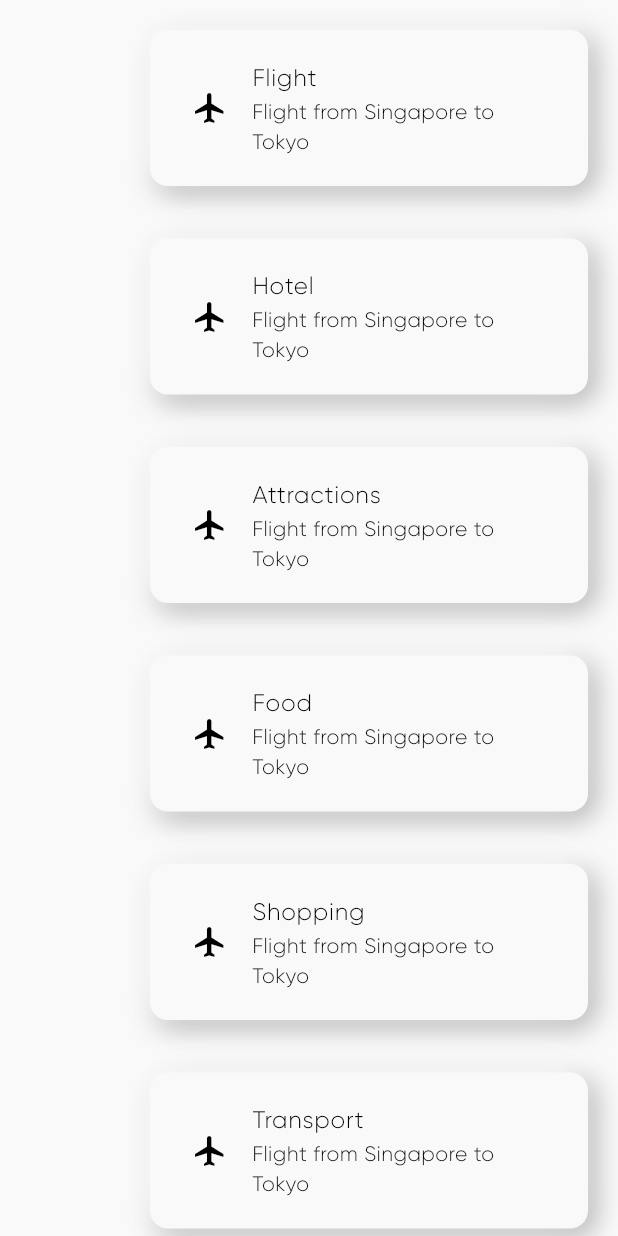
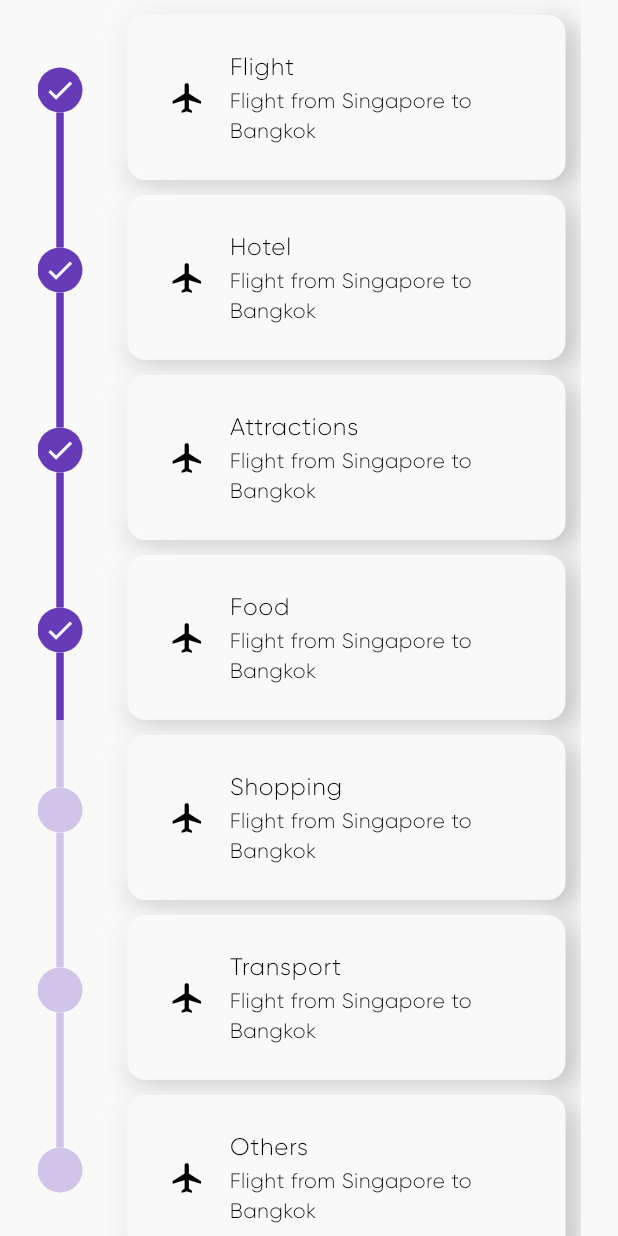
Before and after one commit to Mahesh1772/ItineraryApp, a Flutter app: the ItineraryPage screen opened directly, on a phone screen of 412 x 824 dp. Run offline on Flutter 3.47's test engine with Material 3 defaults, Android fonts, the phone set to English and light mode, and no system bars; drawn by our look-alikes of timeline_tile.

Commit message:
Timeline tile

```diff
--- a/itinerary_app/lib/pages/itenary_tiles.dart
+++ b/itinerary_app/lib/pages/itenary_tiles.dart
@@ -9,16 +9,17 @@ class ItineraryTile extends StatelessWidget {
   Widget build(BuildContext context) {
     return Padding(
       padding: const EdgeInsets.only(
-        left: 100.0,
-        right: 20,
-        top: 20,
-        bottom: 15,
+        left: 30.0,
+        right: 10,
+        top: 10,
       ),
       child: NeumorphicBox(
-        child: ListTile(
-          leading: Icon(Icons.flight),
-          title: Text(itinerary),
-          subtitle: Text('Flight from Singapore to Tokyo'),
+        child: Center(
+          child: ListTile(
+            leading: Icon(Icons.flight),
+            title: Text(itinerary),
+            subtitle: Text('Flight from Singapore to Bangkok'),
+          ),
         ),
       ),
     );
--- a/itinerary_app/lib/pages/itinerary_display_page.dart
+++ b/itinerary_app/lib/pages/itinerary_display_page.dart
@@ -1,16 +1,20 @@
 import 'package:flutter/material.dart';
 import 'package:itinerary_app/pages/itenary_tiles.dart';
+import 'package:itinerary_app/pages/timeline_tile.dart';
 
 class ItineraryPage extends StatefulWidget {
   ItineraryPage({super.key});
-  final List _itinerary = [
-    'Flight',
-    'Hotel',
-    'Attractions',
-    'Food',
-    'Shopping',
-    'Transport',
-    'Others'
+  final List<ItineraryItem> _itinerary = [
+    ItineraryItem(name: 'Flight', value1: true, value2: false, value3: true),
+    ItineraryItem(name: 'Hotel', value1: false, value2: false, value3: true),
+    ItineraryItem(
+        name: 'Attractions', value1: false, value2: false, value3: true),
+    ItineraryItem(name: 'Food', value1: false, value2: false, value3: true),
+    ItineraryItem(
+        name: 'Shopping', value1: false, value2: false, value3: false),
+    ItineraryItem(
+        name: 'Transport', value1: false, value2: false, value3: false),
+    ItineraryItem(name: 'Others', value1: false, value2: true, value3: false),
   ];
   @override
   State<ItineraryPage> createState() => _ItineraryPageState();
@@ -21,12 +25,36 @@ class _ItineraryPageState extends State<ItineraryPage> {
   Widget build(BuildContext context) {
     return Scaffold(
       backgroundColor: Theme.of(context).colorScheme.background,
-      body: ListView.builder(
-        itemCount: widget._itinerary.length,
-        itemBuilder: (context, index) {
-          return ItineraryTile(itinerary : widget._itinerary[index]);
-        },
+      body: Padding(
+        padding: EdgeInsets.symmetric(
+          horizontal: 25,
+        ),
+        child: ListView.builder(
+          itemCount: widget._itinerary.length,
+          itemBuilder: (context, index) {
+            return MyTimeLineTile(
+              isFirst: widget._itinerary[index].value1,
+              isLast: widget._itinerary[index].value2,
+              isPast: widget._itinerary[index].value3,
+              itinerary: widget._itinerary[index].name,
+            );
+          },
+        ),
       ),
     );
   }
 }
+
+class ItineraryItem {
+  final String name;
+  final bool value1;
+  final bool value2;
+  final bool value3;
+
+  ItineraryItem({
+    required this.name,
+    required this.value1,
+    required this.value2,
+    required this.value3,
+  });
+}
--- /dev/null
+++ b/itinerary_app/lib/pages/timeline_tile.dart
@@ -0,0 +1,41 @@
+import 'package:flutter/material.dart';
+import 'package:itinerary_app/pages/itenary_tiles.dart';
+import 'package:timeline_tile/timeline_tile.dart';
+
+class MyTimeLineTile extends StatelessWidget {
+  final bool isFirst;
+  final bool isLast;
+  final bool isPast;
+  final String itinerary;
+  const MyTimeLineTile({
+    super.key,
+    required this.isFirst,
+    required this.isLast,
+    required this.isPast,
+    required this.itinerary,
+  });
+
+  @override
+  Widget build(BuildContext context) {
+    return SizedBox(
+      height: 120,
+      child: TimelineTile(
+        isFirst: isFirst,
+        isLast: isLast,
+        beforeLineStyle: LineStyle(
+          color: isPast ? Colors.deepPurple : Colors.deepPurple.shade100,
+          thickness: 5,
+        ),
+        indicatorStyle: IndicatorStyle(
+          width: 30,
+          color: isPast ? Colors.deepPurple : Colors.deepPurple.shade100,
+          iconStyle: IconStyle(
+            iconData: Icons.done,
+            color: isPast ? Colors.white  : Colors.deepPurple.shade100,
+          ),
+        ),
+        endChild: ItineraryTile(itinerary: itinerary),
+      ),
+    );
+  }
+}
--- a/itinerary_app/pubspec.yaml
+++ b/itinerary_app/pubspec.yaml
@@ -36,6 +36,7 @@ dependencies:
   # Use with the CupertinoIcons class for iOS style icons.
   cupertino_icons: ^1.0.2
   provider: ^6.1.1
+  timeline_tile: ^2.0.0
 
 dev_dependencies:
   flutter_test:
```
Also changed, not shown: itinerary_app/pubspec.lock.
